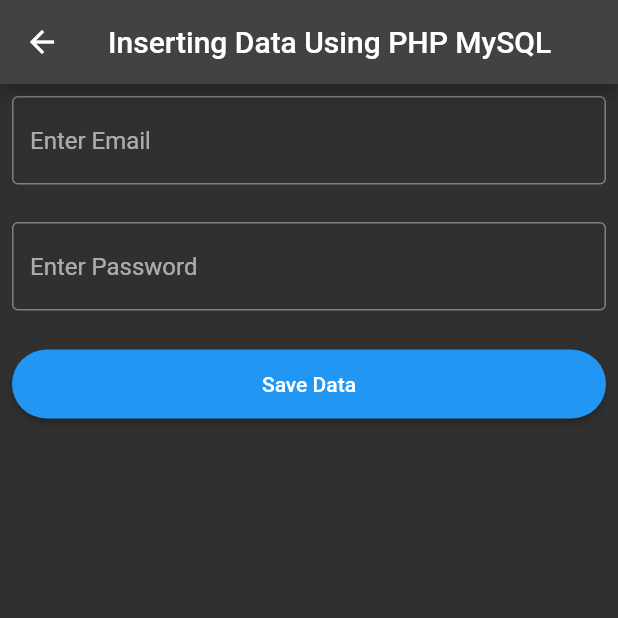
After one commit to nakshatra-nahar/CRUD-APP-USING-PHP---MySQL, a Flutter app: the InsertData screen opened directly, on a phone screen of 412 x 824 dp, the top half of it. The commit adds this screen. Run offline on Flutter 3.47's test engine with Material 2 defaults, Android fonts, the phone set to English and light mode, and no system bars; network calls fail.

Commit message:
Final Commit

```diff
--- /dev/null
+++ b/lib/insert.dart
@@ -0,0 +1,121 @@
+import 'dart:convert';
+import 'package:flutter/material.dart';
+import 'package:http/http.dart' as http;
+import 'package:php_crud/view.dart';
+
+class InsertData extends StatefulWidget {
+  const InsertData({super.key});
+
+  @override
+  State<InsertData> createState() => _InsertDataState();
+}
+
+class _InsertDataState extends State<InsertData> {
+  final formGlobalKey = GlobalKey<FormState>();
+  TextEditingController email = TextEditingController();
+  TextEditingController password = TextEditingController();
+  Future<void> insertData() async {
+    if (email.text != "" || password.text != "") {
+      try {
+        String uri =
+            'http://10.0.2.2/CRUD%20API%20FOR%20FLUTTER/insert_data.php';
+        var giveResponse = await http.post(Uri.parse(uri),
+            body: {'email': email.text, 'password': password.text});
+        var getResponse = jsonDecode(giveResponse.body);
+        if (getResponse['success'] == 'true') {
+          final ViewData getData = new ViewData();
+
+          final snackBar = SnackBar(
+            content: const Text('Record Inserted'),
+            action: SnackBarAction(
+              label: 'Undo',
+              onPressed: () {
+                // Some code to undo the change.
+              },
+            ),
+          );
+          ScaffoldMessenger.of(context).showSnackBar(snackBar);
+        } else {
+          final snackBar = SnackBar(
+            content: const Text('Record Not Inserted'),
+            action: SnackBarAction(
+              label: 'Undo',
+              onPressed: () {
+                // Some code to undo the change.
+              },
+            ),
+          );
+          ScaffoldMessenger.of(context).showSnackBar(snackBar);
+        }
+      } catch (e) {
+        print(e);
+      }
+    } else {
+      print('Enter All Filed');
+    }
+  }
+
+  @override
+  Widget build(BuildContext context) {
+    return Scaffold(
+      appBar: AppBar(
+        title: const Text('Inserting Data Using PHP MySQL'),
+      ),
+      body: Form(
+        key: formGlobalKey,
+        child: Container(
+          margin: const EdgeInsets.all(8.0),
+          child: Column(
+            children: [
+              TextFormField(
+                controller: email,
+                decoration: const InputDecoration(
+                    border: OutlineInputBorder(), hintText: 'Enter Email'),
+                validator: (email) {
+                  if (email.toString().isEmpty) {
+                    return 'Enter Email';
+                  } else {
+                    return null;
+                  }
+                },
+              ),
+              SizedBox(
+                height: 25,
+              ),
+              TextFormField(
+                controller: password,
+                decoration: const InputDecoration(
+                    border: OutlineInputBorder(), hintText: 'Enter Password'),
+                validator: (value) {
+                  if (value.toString().isEmpty) {
+                    return 'Enter Password';
+                  } else {
+                    return null;
+                  }
+                },
+              ),
+              SizedBox(
+                height: 25,
+              ),
+              Container(
+                width: double.infinity,
+                child: ElevatedButton(
+                    style: ElevatedButton.styleFrom(
+                        padding: EdgeInsets.all(15.0), shape: StadiumBorder()),
+                    onPressed: () {
+                      if (formGlobalKey.currentState!.validate()) {
+                        insertData();
+                      }
+                    },
+                    child: Text('Save Data')),
+              ),
+              SizedBox(
+                height: 25,
+              ),
+            ],
+          ),
+        ),
+      ),
+    );
+  }
+}
--- a/pubspec.yaml
+++ b/pubspec.yaml
@@ -31,7 +31,7 @@ environment:
 dependencies:
   flutter:
     sdk: flutter
-
+  http:
 
   # The following adds the Cupertino Icons font to your application.
   # Use with the CupertinoIcons class for iOS style icons.
```
Also changed, not shown: lib/main.dart (+5 -98 lines), lib/update.dart (added, +133 -0 lines), lib/view.dart (added, +110 -0 lines), pubspec.lock, 5 other files.
